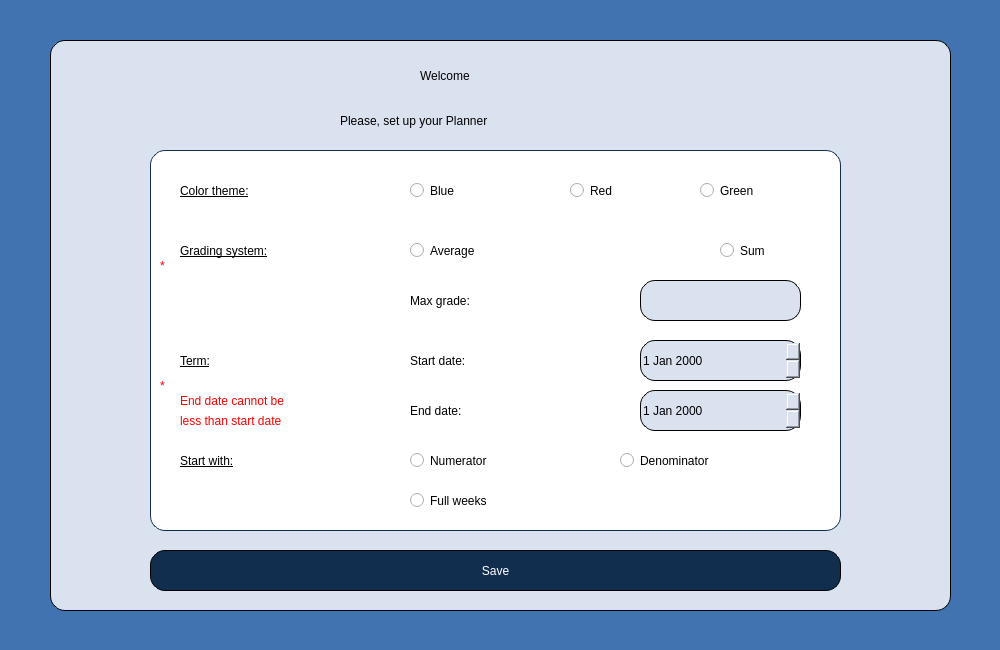
Qt form Planner/welcomemain.ui (BeliaViktoria/Planner) before a commit.
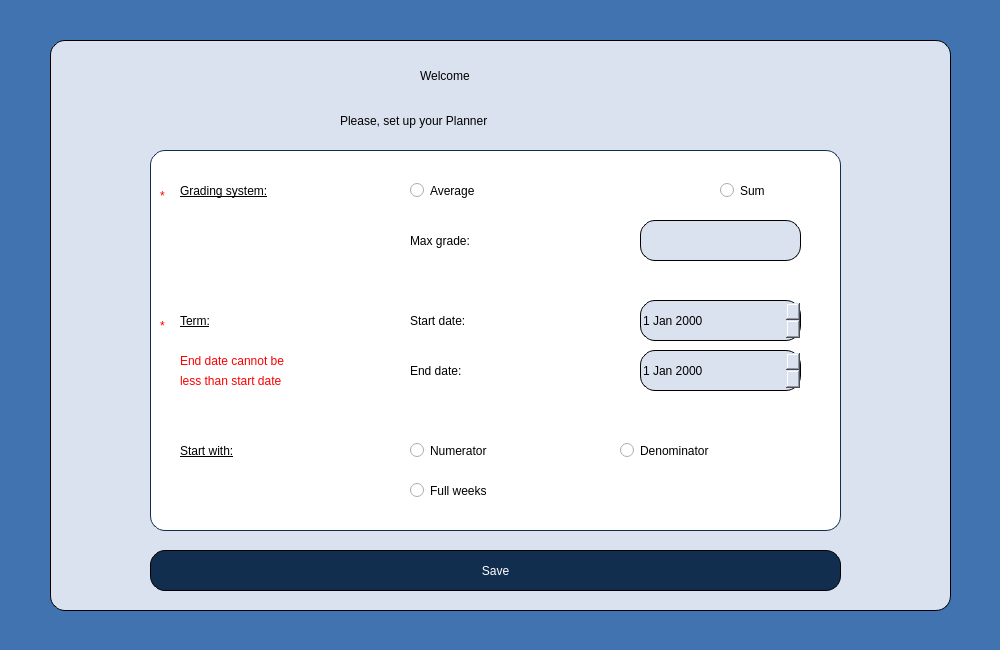
The same form after that commit.

Commit message: deleted color theme

```diff
--- a/Planner/welcomemain.ui
+++ b/Planner/welcomemain.ui
@@ -92,7 +92,7 @@
      <property name="geometry">
       <rect>
        <x>10</x>
-       <y>100</y>
+       <y>30</y>
        <width>16</width>
        <height>31</height>
       </rect>
@@ -110,7 +110,7 @@
      <property name="geometry">
       <rect>
        <x>10</x>
-       <y>220</y>
+       <y>160</y>
        <width>16</width>
        <height>31</height>
       </rect>
@@ -164,97 +164,11 @@
     <string>Please, set up your Planner</string>
    </property>
   </widget>
-  <widget class="QWidget" name="widget_ColorTheme" native="true">
-   <property name="geometry">
-    <rect>
-     <x>170</x>
-     <y>160</y>
-     <width>651</width>
-     <height>61</height>
-    </rect>
-   </property>
-   <property name="styleSheet">
-    <string notr="true">background-color:white;</string>
-   </property>
-   <widget class="QLabel" name="label_ColorTheme">
-    <property name="geometry">
-     <rect>
-      <x>10</x>
-      <y>10</y>
-      <width>171</width>
-      <height>41</height>
-     </rect>
-    </property>
-    <property name="styleSheet">
-     <string notr="true">color: black;
-font: 75 18pt &quot;Times New Roman&quot;;
-background-color: rgb(255, 255, 255);
-text-decoration: underline;</string>
-    </property>
-    <property name="text">
-     <string>Color theme:</string>
-    </property>
-   </widget>
-   <widget class="QRadioButton" name="radioButton_Blue">
-    <property name="geometry">
-     <rect>
-      <x>240</x>
-      <y>10</y>
-      <width>97</width>
-      <height>41</height>
-     </rect>
-    </property>
-    <property name="styleSheet">
-     <string notr="true">color: black;
-font: 75 18pt &quot;Times New Roman&quot;;
-background-color: rgb(255, 255, 255);</string>
-    </property>
-    <property name="text">
-     <string>Blue</string>
-    </property>
-   </widget>
-   <widget class="QRadioButton" name="radioButton_Red">
-    <property name="geometry">
-     <rect>
-      <x>400</x>
-      <y>10</y>
-      <width>81</width>
-      <height>41</height>
-     </rect>
-    </property>
-    <property name="styleSheet">
-     <string notr="true">color: black;
-font: 75 18pt &quot;Times New Roman&quot;;
-background-color: rgb(255, 255, 255);</string>
-    </property>
-    <property name="text">
-     <string>Red</string>
-    </property>
-   </widget>
-   <widget class="QRadioButton" name="radioButton_Green">
-    <property name="geometry">
-     <rect>
-      <x>530</x>
-      <y>10</y>
-      <width>101</width>
-      <height>41</height>
-     </rect>
-    </property>
-    <property name="styleSheet">
-     <string notr="true">color: black;
-font: 75 18pt &quot;Times New Roman&quot;;
-background-color: rgb(255, 255, 255);</string>
-    </property>
-    <property name="text">
-     <string>Green</string>
-    </property>
-   </widget>
-  </widget>
   <widget class="QWidget" name="widget_GradingSystem" native="true">
    <property name="geometry">
     <rect>
      <x>170</x>
-     <y>220</y>
+     <y>160</y>
      <width>651</width>
      <height>111</height>
     </rect>
@@ -359,7 +273,7 @@
    <property name="geometry">
     <rect>
      <x>170</x>
-     <y>330</y>
+     <y>290</y>
      <width>651</width>
      <height>111</height>
     </rect>
@@ -513,9 +427,9 @@
    <property name="geometry">
     <rect>
      <x>170</x>
-     <y>440</y>
+     <y>420</y>
      <width>651</width>
-     <height>81</height>
+     <height>101</height>
     </rect>
    </property>
    <property name="styleSheet">
@@ -525,7 +439,7 @@
     <property name="geometry">
      <rect>
       <x>10</x>
-      <y>0</y>
+      <y>10</y>
       <width>151</width>
       <height>41</height>
      </rect>
@@ -544,7 +458,7 @@
     <property name="geometry">
      <rect>
       <x>240</x>
-      <y>0</y>
+      <y>10</y>
       <width>171</width>
       <height>41</height>
      </rect>
@@ -562,7 +476,7 @@
     <property name="geometry">
      <rect>
       <x>450</x>
-      <y>0</y>
+      <y>10</y>
       <width>191</width>
       <height>41</height>
      </rect>
@@ -580,7 +494,7 @@
     <property name="geometry">
      <rect>
       <x>240</x>
-      <y>40</y>
+      <y>50</y>
       <width>191</width>
       <height>41</height>
      </rect>
```
Left out of the diff: 1 changed line with no effect on the pictures. The commit also changes 1 other file.
